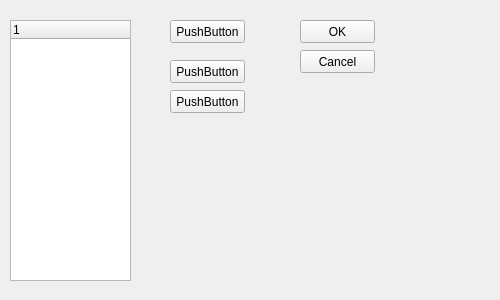
vladimirstoyanov/Jelyazka, file jelyazka/GUI/optionswindow.ui: the form before one commit.
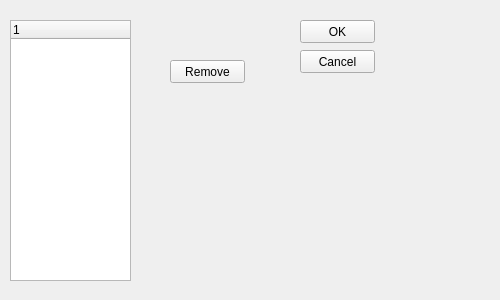
The form after the commit.

Commit message: Removed 'collected feeds list' widget

What changed in the file:
```diff
--- a/jelyazka/GUI/optionswindow.ui
+++ b/jelyazka/GUI/optionswindow.ui
@@ -34,19 +34,6 @@
     </property>
    </column>
   </widget>
-  <widget class="QPushButton" name="removeButton">
-   <property name="geometry">
-    <rect>
-     <x>170</x>
-     <y>20</y>
-     <width>75</width>
-     <height>23</height>
-    </rect>
-   </property>
-   <property name="text">
-    <string>PushButton</string>
-   </property>
-  </widget>
   <widget class="QPushButton" name="removeFromFavoriteFeedsButton">
    <property name="geometry">
     <rect>
@@ -57,20 +44,7 @@
     </rect>
    </property>
    <property name="text">
-    <string>PushButton</string>
-   </property>
-  </widget>
-  <widget class="QPushButton" name="addToFavoriteFeedsButton">
-   <property name="geometry">
-    <rect>
-     <x>170</x>
-     <y>90</y>
-     <width>75</width>
-     <height>23</height>
-    </rect>
-   </property>
-   <property name="text">
-    <string>PushButton</string>
+    <string>Remove</string>
    </property>
   </widget>
   <widget class="QPushButton" name="okButton">
```
The commit also changes 105 other files.
